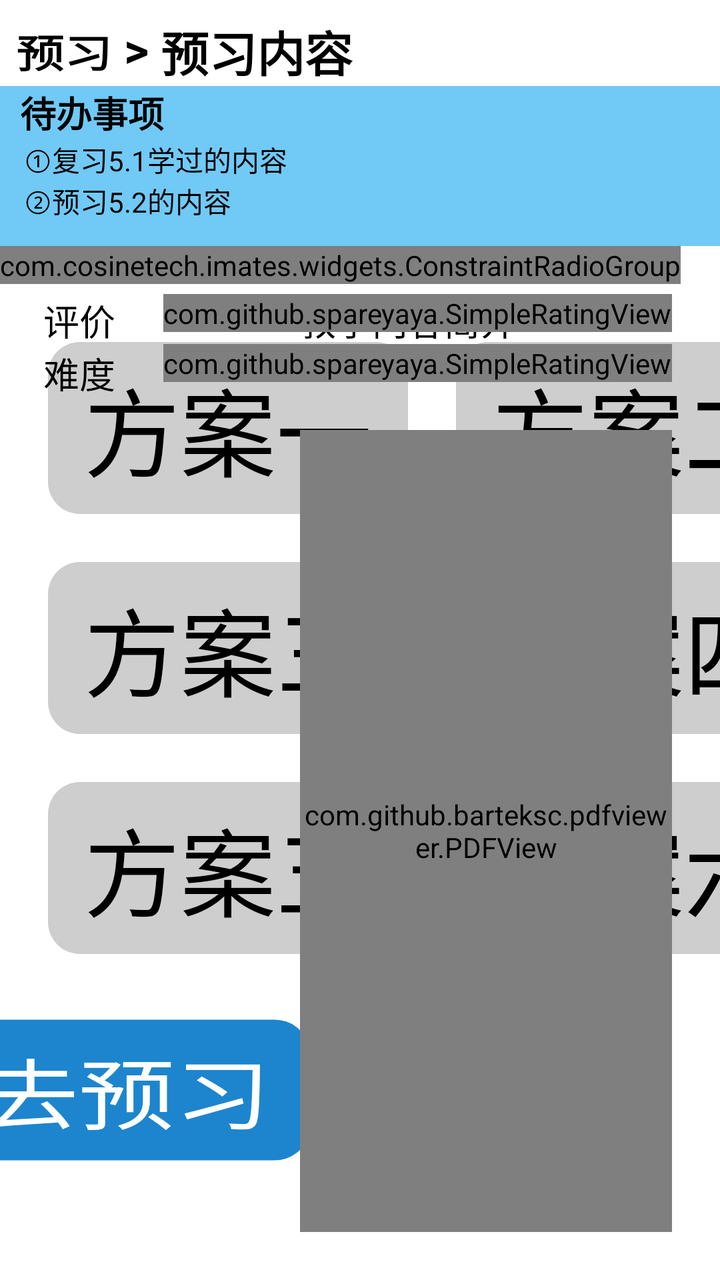
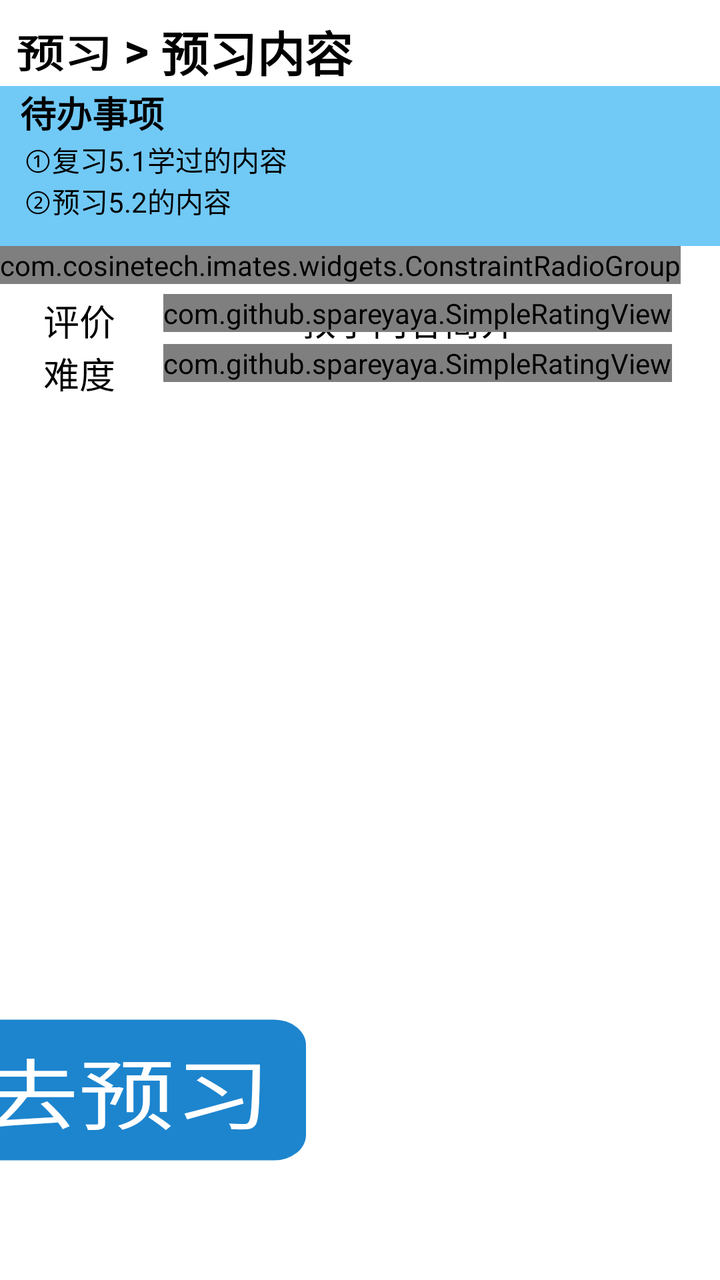

Before-and-after screenshots of an Android layout around one commit, followed by the original layout XML and the change that was made.
<!-- AndroidManifest.xml: application theme Theme.IMatesApp.FullScreen -->
<!-- res/layout/fragment_preview_lession.xml -->
<?xml version="1.0" encoding="utf-8"?>
<androidx.constraintlayout.widget.ConstraintLayout xmlns:android="http://schemas.android.com/apk/res/android"
    xmlns:app="http://schemas.android.com/apk/res-auto"
    xmlns:tools="http://schemas.android.com/tools"
    android:layout_width="match_parent"
    android:layout_height="match_parent"
    android:background="#FFFFFF"
    tools:context=".fragments.FragmentPreviewLesson">

    <TextView
        android:id="@+id/label"
        android:layout_width="wrap_content"
        android:layout_height="wrap_content"
        android:layout_margin="8dp"
        android:text="预习"
        android:clickable="true"
        android:stateListAnimator="@animator/button_click_scale"
        android:textColor="#000000"
        android:textSize="@dimen/head1_size"
        android:textStyle="bold"
        app:layout_constraintStart_toStartOf="parent"
        app:layout_constraintTop_toTopOf="parent" />

    <TextView
        android:id="@+id/sign_split"
        android:layout_width="wrap_content"
        android:layout_height="wrap_content"
        android:text=" > "
        android:textColor="#000000"
        android:textSize="@dimen/head1_size"
        android:textStyle="bold"
        app:layout_constraintStart_toEndOf="@id/label"
        app:layout_constraintTop_toTopOf="@id/label" />

    <TextView
        android:id="@+id/preview_section_name"
        android:layout_width="wrap_content"
        android:layout_height="wrap_content"
        android:text="预习内容"
        android:textColor="#000000"
        android:textSize="@dimen/head1_size"
        android:textStyle="bold"
        app:layout_constraintStart_toEndOf="@id/sign_split"
        app:layout_constraintTop_toTopOf="@id/sign_split" />

    <LinearLayout
        android:id="@+id/tool_bar"
        android:layout_width="match_parent"
        android:layout_height="wrap_content"
        android:background="#71c9f6"
        android:minHeight="80dp"
        android:orientation="vertical"
        app:layout_constraintStart_toStartOf="parent"
        app:layout_constraintTop_toBottomOf="@id/preview_section_name">

        <TextView
            android:layout_width="wrap_content"
            android:layout_height="wrap_content"
            android:layout_marginStart="10dp"
            android:text="待办事项"
            android:textColor="#000000"
            android:textSize="@dimen/reflow_text_title_size"
            android:textStyle="bold" />

        <TextView
            android:layout_width="wrap_content"
            android:layout_height="wrap_content"
            android:layout_marginStart="12dp"
            android:background="@android:color/transparent"
            android:text="①复习5.1学过的内容"
            android:textColor="#000000" />

        <TextView
            android:layout_width="wrap_content"
            android:layout_height="wrap_content"
            android:layout_marginStart="12dp"
            android:background="@android:color/transparent"
            android:text="②预习5.2的内容"
            android:textColor="#000000" />

    </LinearLayout>

    <RadioButton
        android:id="@+id/opt_scheme_1"
        android:layout_width="wrap_content"
        android:layout_height="wrap_content"
        android:layout_marginStart="24dp"
        android:layout_marginTop="48dp"
        android:button="@null"
        android:background="@drawable/prepare_lesson_radio_bg"
        android:text="方案一"
        android:textSize="@dimen/head0_size"
        app:layout_constraintStart_toStartOf="parent"
        app:layout_constraintTop_toBottomOf="@id/tool_bar" />

    <RadioButton
        android:id="@+id/opt_scheme_2"
        android:layout_width="wrap_content"
        android:layout_height="wrap_content"
        android:layout_marginStart="24dp"
        android:layout_marginTop="48dp"
        android:button="@null"
        android:background="@drawable/prepare_lesson_radio_bg"
        android:text="方案二"
        android:textSize="@dimen/head0_size"
        app:layout_constraintStart_toEndOf="@id/opt_scheme_1"
        app:layout_constraintTop_toBottomOf="@id/tool_bar" />

    <RadioButton
        android:id="@+id/opt_scheme_3"
        android:layout_width="wrap_content"
        android:layout_height="wrap_content"
        android:layout_marginStart="24dp"
        android:layout_marginTop="24dp"
        android:button="@null"
        android:background="@drawable/prepare_lesson_radio_bg"
        android:text="方案三"
        android:textSize="@dimen/head0_size"
        app:layout_constraintStart_toStartOf="parent"
        app:layout_constraintTop_toBottomOf="@id/opt_scheme_1" />

    <RadioButton
        android:id="@+id/opt_scheme_4"
        android:layout_width="wrap_content"
        android:layout_height="wrap_content"
        android:layout_marginTop="24dp"
        android:button="@null"
        android:background="@drawable/prepare_lesson_radio_bg"
        android:text="方案四"
        android:textSize="@dimen/head0_size"
        app:layout_constraintStart_toStartOf="@id/opt_scheme_2"
        app:layout_constraintTop_toBottomOf="@id/opt_scheme_2" />

    <RadioButton
        android:id="@+id/opt_scheme_5"
        android:layout_width="wrap_content"
        android:layout_height="wrap_content"
        android:layout_marginStart="24dp"
        android:layout_marginTop="24dp"
        android:button="@null"
        android:background="@drawable/prepare_lesson_radio_bg"
        android:text="方案五"
        android:textSize="@dimen/head0_size"
        app:layout_constraintStart_toStartOf="parent"
        app:layout_constraintTop_toBottomOf="@id/opt_scheme_3" />

    <RadioButton
        android:id="@+id/opt_scheme_6"
        android:layout_width="wrap_content"
        android:layout_height="wrap_content"
        android:layout_marginTop="24dp"
        android:button="@null"
        android:background="@drawable/prepare_lesson_radio_bg"
        android:text="方案六"
        android:textSize="@dimen/head0_size"
        app:layout_constraintStart_toStartOf="@id/opt_scheme_4"
        app:layout_constraintTop_toBottomOf="@id/opt_scheme_4" />

    <com.cosinetech.imates.widgets.ConstraintRadioGroup
        android:id="@+id/group"
        android:layout_width="wrap_content"
        android:layout_height="wrap_content"
        app:constraint_referenced_ids="opt_scheme_1, opt_scheme_2, opt_scheme_3,opt_scheme_4,opt_scheme_5,opt_scheme_6"
        app:layout_constraintStart_toStartOf="parent"
        app:layout_constraintTop_toBottomOf="@id/tool_bar" />

    <Button
        android:id="@+id/btn_go_prepare"
        android:layout_width="wrap_content"
        android:layout_height="wrap_content"
        android:layout_margin="24dp"
        android:textSize="@dimen/head0_size"
        android:background="@drawable/round_corner"
        android:textColor="#ffffff"
        android:text="去预习"
        android:stateListAnimator="@animator/button_click_scale"
        app:layout_constraintStart_toStartOf="parent"
        app:layout_constraintTop_toBottomOf="@id/opt_scheme_5"
        app:layout_constraintEnd_toEndOf="@id/guideline"/>

    <androidx.constraintlayout.widget.Guideline
        android:id="@+id/guideline"
        android:layout_width="wrap_content"
        android:layout_height="wrap_content"
        android:orientation="vertical"
        app:layout_constraintGuide_percent="0.35" />

    <TextView
        android:id="@+id/intro"
        android:layout_width="wrap_content"
        android:layout_height="wrap_content"
        android:layout_margin="24dp"
        android:text="教学内容简介"
        android:textSize="18sp"
        android:textColor="#000000"
        app:layout_constraintStart_toStartOf="@id/guideline"
        app:layout_constraintTop_toBottomOf="@id/tool_bar"/>

    <com.github.spareyaya.SimpleRatingView
        android:id="@+id/rating"
        android:layout_width="wrap_content"
        android:layout_height="wrap_content"
        android:layout_margin="24dp"
        app:starType="heart"
        app:numStars="5"
        app:rating="0"
        app:starSize="24dp"
        app:starSpacing="2dp"
        app:primaryColor="#ff0000"
        app:secondaryColor="#cecece"
        app:layout_constraintEnd_toEndOf="parent"
        app:layout_constraintTop_toBottomOf="@id/tool_bar" />

    <TextView
        android:id="@+id/rate_title"
        android:layout_width="wrap_content"
        android:layout_height="wrap_content"
        android:text="评价"
        android:textSize="18sp"
        android:textColor="#000000"
        android:layout_margin="24dp"
        app:layout_constraintTop_toBottomOf="@id/tool_bar"
        app:layout_constraintEnd_toStartOf="@id/rating"/>

    <com.github.spareyaya.SimpleRatingView
        android:id="@+id/rating_difficulty"
        android:layout_width="wrap_content"
        android:layout_height="wrap_content"
        android:layout_marginHorizontal="24dp"
        android:layout_marginTop="6dp"
        app:starType="star"
        app:numStars="5"
        app:rating="0"
        app:starSize="24dp"
        app:starSpacing="2dp"
        app:primaryColor="#0000FF"
        app:secondaryColor="#cecece"
        app:layout_constraintEnd_toEndOf="parent"
        app:layout_constraintTop_toBottomOf="@id/rating" />

    <TextView
        android:layout_width="wrap_content"
        android:layout_height="wrap_content"
        android:text="难度"
        android:textSize="18sp"
        android:textColor="#000000"
        android:layout_marginHorizontal="24dp"
        app:layout_constraintTop_toBottomOf="@id/rate_title"
        app:layout_constraintEnd_toStartOf="@id/rating_difficulty"/>

    <com.github.barteksc.pdfviewer.PDFView
        android:id="@+id/pdfView"
        android:layout_width="0dp"
        android:layout_height="0dp"
        android:layout_margin="24dp"
        android:focusable="true"
        app:layout_constraintStart_toStartOf="@id/guideline"
        app:layout_constraintEnd_toEndOf="parent"
        app:layout_constraintTop_toBottomOf="@id/rating_difficulty"
        app:layout_constraintBottom_toBottomOf="parent"/>

</androidx.constraintlayout.widget.ConstraintLayout>
<!-- resources referenced by this layout -->
<resources>
  <dimen name="head0_size">48sp</dimen>
  <dimen name="head1_size">24sp</dimen>
  <dimen name="reflow_text_title_size">18sp</dimen>
  <!-- drawable prepare_lesson_radio_bg (drawable) -->
  <?xml version="1.0" encoding="utf-8"?>
  <selector xmlns:android="http://schemas.android.com/apk/res/android">
  <item android:state_checked="true">
      <shape>
          <solid android:color="#c0fd70" />
          <corners android:radius="16dp" />
          <padding
              android:left="18dp"
              android:right="18dp"
              android:top="8dp"
              android:bottom="8dp" />
      </shape>
  </item>
  <item>
      <shape>
          <solid android:color="#cecece" />
          <corners android:radius="16dp" />
          <padding
              android:left="18dp"
              android:right="18dp"
              android:top="8dp"
              android:bottom="8dp" />
      </shape>
  </item>
  </selector>
  <!-- drawable round_corner (drawable) -->
  <?xml version="1.0" encoding="utf-8"?>
  <shape xmlns:android="http://schemas.android.com/apk/res/android">
      <solid android:color="#1d85ce" />
      <corners android:radius="16dp" />
      <padding
          android:left="18dp"
          android:right="18dp"
          android:top="9dp"
          android:bottom="9dp" />
  </shape>
  <style name="Theme.IMatesApp.FullScreen" parent="Theme.AppCompat.Light.NoActionBar">
          
          <item name="android:windowFullscreen">true</item>
          
          <item name="android:windowTranslucentStatus">true</item>
          
          <item name="android:windowTranslucentNavigation">true</item>
      </style>
</resources>

<!-- the commit's change to res/layout/fragment_preview_lession.xml (unified diff, before → after) -->
@@ -89,6 +89,7 @@
         android:button="@null"
         android:background="@drawable/prepare_lesson_radio_bg"
         android:text="方案一"
+        android:visibility="invisible"
         android:textSize="@dimen/head0_size"
         app:layout_constraintStart_toStartOf="parent"
         app:layout_constraintTop_toBottomOf="@id/tool_bar" />
@@ -102,6 +103,7 @@
         android:button="@null"
         android:background="@drawable/prepare_lesson_radio_bg"
         android:text="方案二"
+        android:visibility="invisible"
         android:textSize="@dimen/head0_size"
         app:layout_constraintStart_toEndOf="@id/opt_scheme_1"
         app:layout_constraintTop_toBottomOf="@id/tool_bar" />
@@ -115,6 +117,7 @@
         android:button="@null"
         android:background="@drawable/prepare_lesson_radio_bg"
         android:text="方案三"
+        android:visibility="invisible"
         android:textSize="@dimen/head0_size"
         app:layout_constraintStart_toStartOf="parent"
         app:layout_constraintTop_toBottomOf="@id/opt_scheme_1" />
@@ -127,6 +130,7 @@
         android:button="@null"
         android:background="@drawable/prepare_lesson_radio_bg"
         android:text="方案四"
+        android:visibility="invisible"
         android:textSize="@dimen/head0_size"
         app:layout_constraintStart_toStartOf="@id/opt_scheme_2"
         app:layout_constraintTop_toBottomOf="@id/opt_scheme_2" />
@@ -140,6 +144,7 @@
         android:button="@null"
         android:background="@drawable/prepare_lesson_radio_bg"
         android:text="方案五"
+        android:visibility="invisible"
         android:textSize="@dimen/head0_size"
         app:layout_constraintStart_toStartOf="parent"
         app:layout_constraintTop_toBottomOf="@id/opt_scheme_3" />
@@ -152,12 +157,13 @@
         android:button="@null"
         android:background="@drawable/prepare_lesson_radio_bg"
         android:text="方案六"
+        android:visibility="invisible"
         android:textSize="@dimen/head0_size"
         app:layout_constraintStart_toStartOf="@id/opt_scheme_4"
         app:layout_constraintTop_toBottomOf="@id/opt_scheme_4" />
 
     <com.cosinetech.imates.widgets.ConstraintRadioGroup
-        android:id="@+id/group"
+        android:id="@+id/schema_group"
         android:layout_width="wrap_content"
         android:layout_height="wrap_content"
         app:constraint_referenced_ids="opt_scheme_1, opt_scheme_2, opt_scheme_3,opt_scheme_4,opt_scheme_5,opt_scheme_6"
@@ -173,6 +179,7 @@
         android:background="@drawable/round_corner"
         android:textColor="#ffffff"
         android:text="去预习"
+
         android:stateListAnimator="@animator/button_click_scale"
         app:layout_constraintStart_toStartOf="parent"
         app:layout_constraintTop_toBottomOf="@id/opt_scheme_5"
@@ -248,12 +255,12 @@
         app:layout_constraintTop_toBottomOf="@id/rate_title"
         app:layout_constraintEnd_toStartOf="@id/rating_difficulty"/>
 
-    <com.github.barteksc.pdfviewer.PDFView
-        android:id="@+id/pdfView"
+    <TextView
+        android:id="@+id/schema_intro"
         android:layout_width="0dp"
         android:layout_height="0dp"
-        android:layout_margin="24dp"
-        android:focusable="true"
+        android:layout_margin="12dp"
+        android:textColor="#000000"
         app:layout_constraintStart_toStartOf="@id/guideline"
         app:layout_constraintEnd_toEndOf="parent"
         app:layout_constraintTop_toBottomOf="@id/rating_difficulty"
